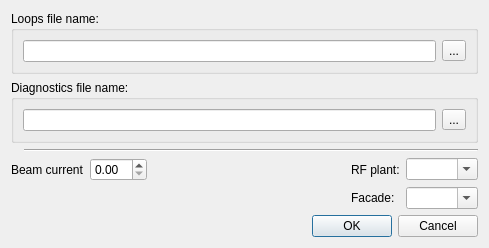
srgblnch/FastDataLoggerGUI, file src/widgets/ui/FileLoader.ui: the form before one commit.
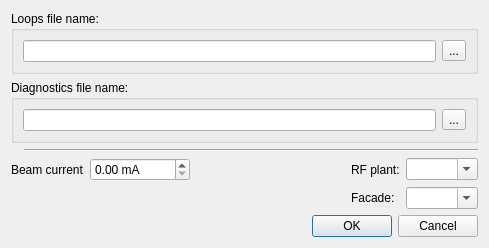
The form after the commit. Custom widgets are drawn as their Qt base class.

Patch:
```diff
--- a/src/widgets/ui/FileLoader.ui
+++ b/src/widgets/ui/FileLoader.ui
@@ -87,6 +87,15 @@
      </item>
      <item row="0" column="1">
       <widget class="QDoubleSpinBox" name="beamCurrentValue">
+       <property name="minimumSize">
+        <size>
+         <width>100</width>
+         <height>0</height>
+        </size>
+       </property>
+       <property name="suffix">
+        <string> mA</string>
+       </property>
       </widget>
      </item>
     </layout>
```
